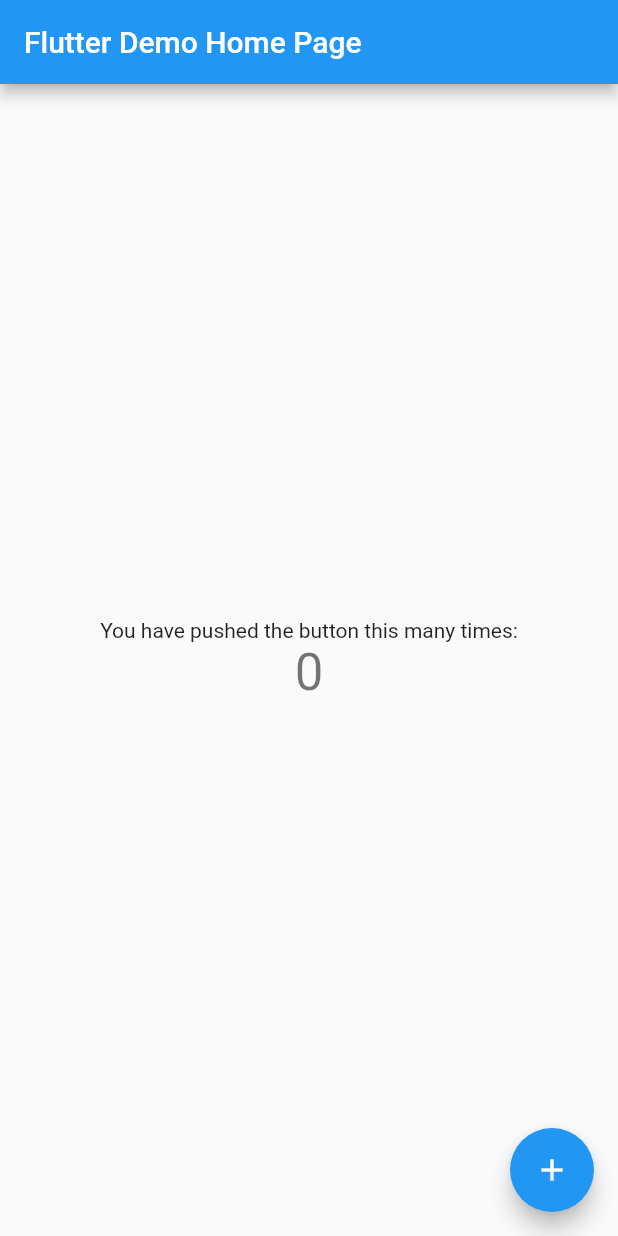
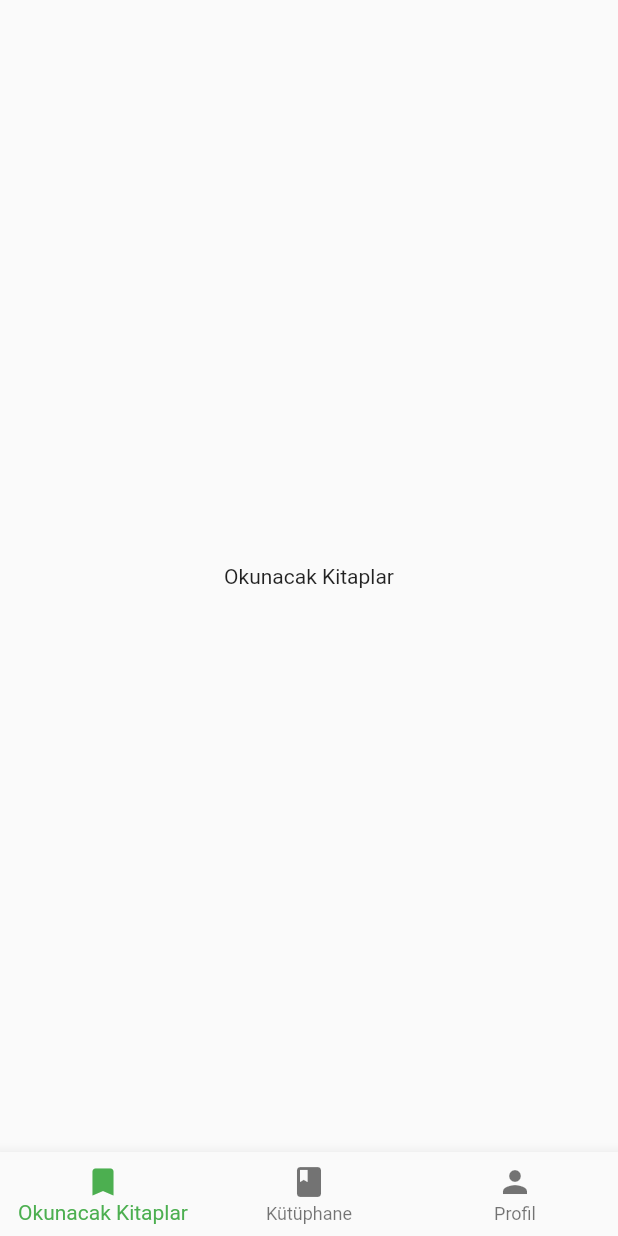
Before and after one commit to ismail-ondr/isbn_scanner, a Flutter app: the screen it shows after launch, on a phone screen of 412 x 824 dp. Run offline on Flutter 3.47's test engine with Material 2 defaults, Android fonts, the light colour scheme and no system bars.

Commit message:
bottom navigation bar

```diff
--- /dev/null
+++ b/lib/home_screen.dart
@@ -0,0 +1,44 @@
+import 'package:flutter/material.dart';
+
+class HomeScreen extends StatefulWidget {
+  const HomeScreen({Key? key}) : super(key: key);
+
+  @override
+  State<HomeScreen> createState() => _HomeScreenState();
+}
+
+class _HomeScreenState extends State<HomeScreen> {
+  int _selectedIndex = 0;
+  List<Widget> pages = [
+    Center(
+      child: Text("Okunacak Kitaplar"),
+    ),
+    Center(
+      child: Text("Kütüphane"),
+    ),
+    Center(
+      child: Text("Profil"),
+    ),
+  ];
+  @override
+  Widget build(BuildContext context) {
+    return Scaffold(
+      body: pages[_selectedIndex],
+      bottomNavigationBar: BottomNavigationBar(
+        items: [
+          BottomNavigationBarItem(
+              icon: Icon(Icons.bookmark), label: "Okunacak Kitaplar"),
+          BottomNavigationBarItem(icon: Icon(Icons.book), label: "Kütüphane"),
+          BottomNavigationBarItem(icon: Icon(Icons.person), label: "Profil"),
+        ],
+        currentIndex: _selectedIndex,
+        selectedItemColor: Colors.green,
+        onTap: (index) {
+          setState(() {
+            _selectedIndex = index;
+          });
+        },
+      ),
+    );
+  }
+}
--- a/lib/main.dart
+++ b/lib/main.dart
@@ -1,4 +1,5 @@
 import 'package:flutter/material.dart';
+import 'package:my_library/home_screen.dart';
 
 void main() {
   runApp(const MyApp());
@@ -11,57 +12,11 @@
   Widget build(BuildContext context) {
     return MaterialApp(
       title: 'Flutter Dem',
+      debugShowCheckedModeBanner: false,
       theme: ThemeData(
         primarySwatch: Colors.blue,
       ),
-      home: const MyHomePage(title: 'Flutter Demo Home Page'),
+      home: HomeScreen(),
     );
   }
 }
-
-class MyHomePage extends StatefulWidget {
-  const MyHomePage({Key? key, required this.title}) : super(key: key);
-
-  final String title;
-
-  @override
-  State<MyHomePage> createState() => _MyHomePageState();
-}
-
-class _MyHomePageState extends State<MyHomePage> {
-  int _counter = 0;
-
-  void _incrementCounter() {
-    setState(() {
-      _counter++;
-    });
-  }
-
-  @override
-  Widget build(BuildContext context) {
-    return Scaffold(
-      appBar: AppBar(
-        title: Text(widget.title),
-      ),
-      body: Center(
-        child: Column(
-          mainAxisAlignment: MainAxisAlignment.center,
-          children: <Widget>[
-            const Text(
-              'You have pushed the button this many times:',
-            ),
-            Text(
-              '$_counter',
-              style: Theme.of(context).textTheme.headline4,
-            ),
-          ],
-        ),
-      ),
-      floatingActionButton: FloatingActionButton(
-        onPressed: _incrementCounter,
-        tooltip: 'Increment',
-        child: const Icon(Icons.add),
-      ),
-    );
-  }
-}
```
Also changed, not shown: 1 other file.
